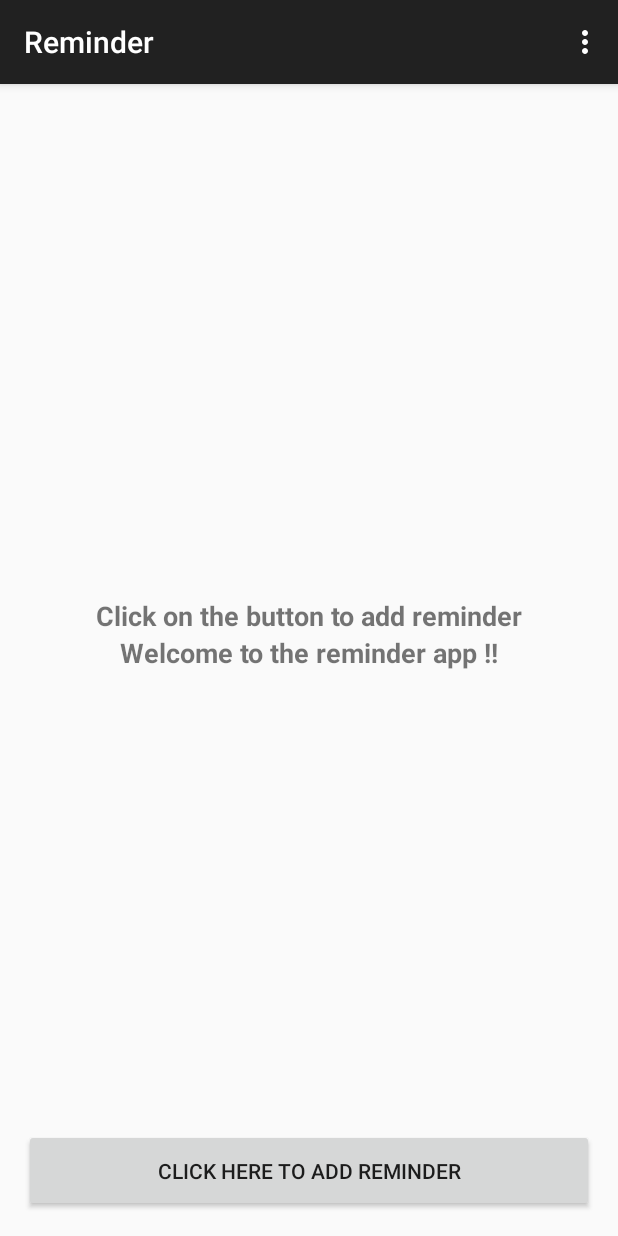
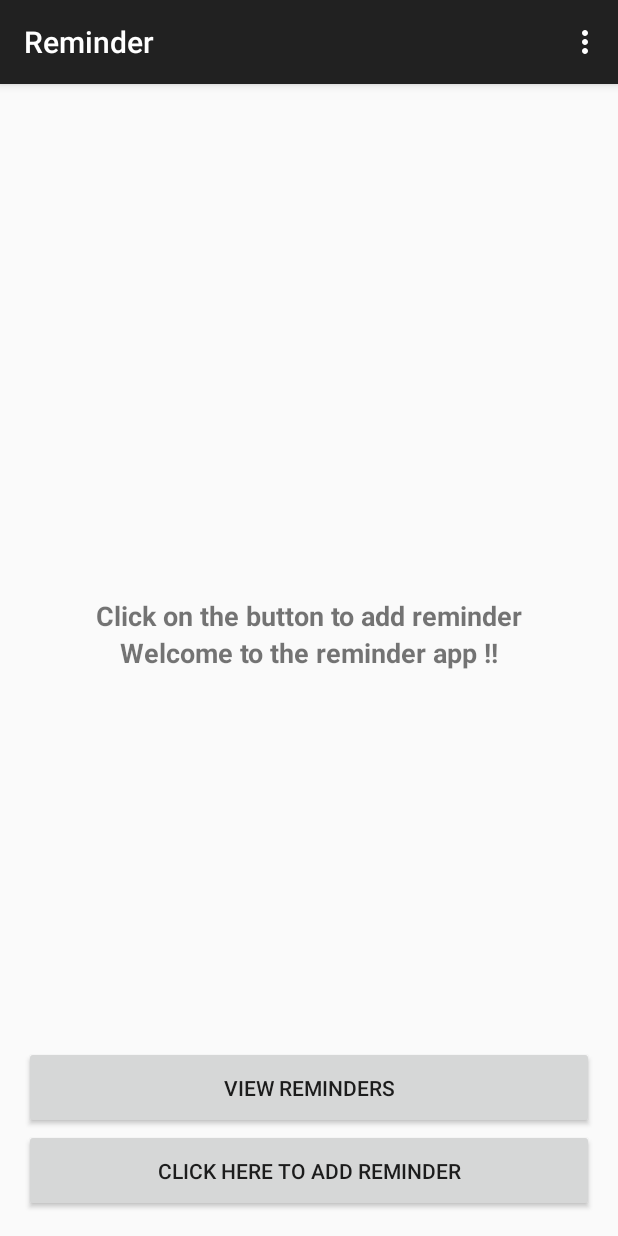
Before and after one commit to Abhilash-Mandlekar/LocationBasedReminder, an Android app: the screen it shows after launch (MainActivity), on a phone screen of 412 x 824 dp. Run offline under Robolectric (Android 15) with nearby library versions, the phone set to English and light mode, and no system bars.

Commit message:
View reminders button
you can view the existing reminders

```diff
--- a/app/src/main/AndroidManifest.xml
+++ b/app/src/main/AndroidManifest.xml
@@ -20,6 +20,10 @@
             android:name=".Database"
             android:label="@string/app_name"
             />
+        <activity
+            android:name=".Existing"
+            android:label="@string/app_name"
+            />
     </application>
     <uses-permission android:name="android.permission.READ_EXTERNAL_STORAGE" />
     <uses-permission android:name="android.permission.WRITE_EXTERNAL_STORAGE" />
--- a/app/src/main/res/layout/activity_main.xml
+++ b/app/src/main/res/layout/activity_main.xml
@@ -34,7 +34,9 @@
         android:text="Click on the button to add reminder"
         android:textAlignment="center"
         android:textSize="18dp"
-        android:textStyle="bold" />
+        android:textStyle="bold"
+        android:id="@+id/textView2" />
+
 
     <Button
         android:layout_width="match_parent"
@@ -42,5 +44,20 @@
         android:layout_alignParentBottom="true"
         android:layout_weight="1"
         android:onClick="addReminder"
-        android:text="click here to Add Reminder" />
+        android:text="click here to Add Reminder"
+        android:id="@+id/button" />
+
+    <Button
+        android:layout_width="match_parent"
+        android:layout_height="55dp"
+        android:text="view reminders"
+        android:onClick="viewReminders"
+        android:id="@+id/button2"
+        android:layout_above="@+id/button"
+        android:layout_alignParentLeft="true"
+        android:layout_alignParentStart="true"
+        android:layout_alignRight="@+id/button"
+        android:layout_alignEnd="@+id/b_viewRem" />
+
+
 </RelativeLayout>
--- a/app/src/main/res/layout/reminder_ui.xml
+++ b/app/src/main/res/layout/reminder_ui.xml
@@ -18,13 +18,13 @@
                     <EditText
                     android:layout_width="match_parent"
                     android:layout_height="78dp"
-                    android:hint="Subject of reminder@abhilash"
+                    android:hint="Enter item"
                     android:id="@+id/subject" />
 
                     <EditText
                         android:layout_width="match_parent"
                         android:layout_height="60dp"
-                        android:hint="What is it above??"
+                        android:hint="What is it about??"
                         android:inputType="textMultiLine"
                         android:ems="10"
                         android:id="@+id/description" />
@@ -33,7 +33,7 @@
                         android:layout_width="match_parent"
                         android:layout_height="wrap_content"
                         android:id="@+id/location"
-                        android:hint="enter location abhi"
+                        android:hint="enter location "
                         android:layout_gravity="center_horizontal"
                         />
 
```
Also changed, not shown: app/src/main/java/com/example/abhilash/reminder/Database.java (+4 -5 lines), app/src/main/java/com/example/abhilash/reminder/Existing.java (added, +134 -0 lines), app/src/main/java/com/example/abhilash/reminder/MainActivity.java (+7 -0 lines), app/src/main/res/layout/no_reminders.xml (added, +16 -0 lines).
